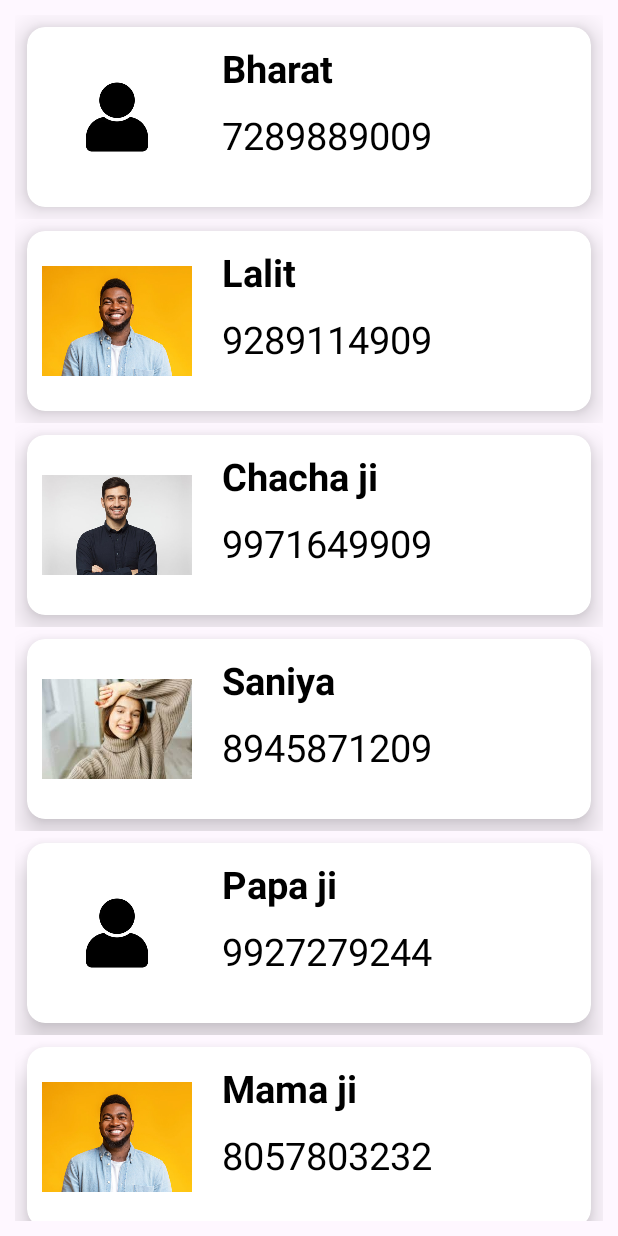
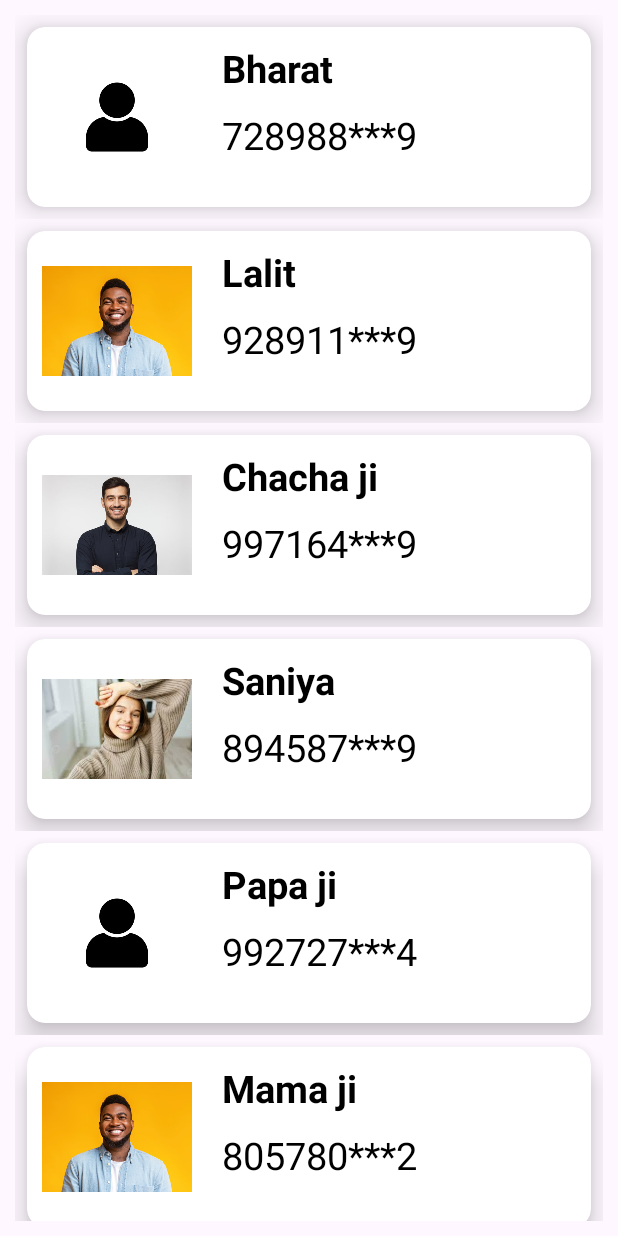
Before and after one commit to lalitupadhyayy/Recycler-View-in-android, an Android app: the screen it shows after launch (MainActivity), on a phone screen of 412 x 824 dp. Run offline under Robolectric (Android 15) with nearby library versions, the phone set to English and light mode, and no system bars.

Commit message:
Updated: update the data of recycler view

```diff
--- a/app/src/main/java/com/example/recylerview/MainActivity.kt
+++ b/app/src/main/java/com/example/recylerview/MainActivity.kt
@@ -20,15 +20,15 @@ class MainActivity : AppCompatActivity() {
 
         dataList = ArrayList()
 
-        dataList.add(ModelClass(R.drawable.recyclericon,"Bharat","7289889009"))
-        dataList.add(ModelClass(R.drawable.recyclericon2,"Lalit","9289114909"))
-        dataList.add(ModelClass(R.drawable.recyclericon3,"Chacha ji","9971649909"))
-        dataList.add(ModelClass(R.drawable.recyclericon5,"Saniya","8945871209"))
+        dataList.add(ModelClass(R.drawable.recyclericon,"Bharat","728988***9"))
+        dataList.add(ModelClass(R.drawable.recyclericon2,"Lalit","928911***9"))
+        dataList.add(ModelClass(R.drawable.recyclericon3,"Chacha ji","997164***9"))
+        dataList.add(ModelClass(R.drawable.recyclericon5,"Saniya","894587***9"))
 
-        dataList.add(ModelClass(R.drawable.recyclericon,"Papa ji","9927279244"))
-        dataList.add(ModelClass(R.drawable.recyclericon2,"Mama ji","8057803232"))
-        dataList.add(ModelClass(R.drawable.recyclericon3,"Nana ji","9760170200"))
-        dataList.add(ModelClass(R.drawable.recyclericon5,"Mami ji","8945871209"))
+        dataList.add(ModelClass(R.drawable.recyclericon,"Papa ji","992727***4"))
+        dataList.add(ModelClass(R.drawable.recyclericon2,"Mama ji","805780***2"))
+        dataList.add(ModelClass(R.drawable.recyclericon3,"Nana ji","976017***0"))
+        dataList.add(ModelClass(R.drawable.recyclericon5,"Mami ji","894587***9"))
 
         itemAdapter = itemAdapter(dataList,this)
 
```
